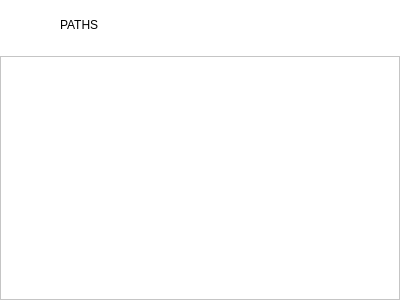
The window that Pages/favoritepage.ui (HTMLProgrammer2001/qtPlayer) describes before a commit, drawn with Qt 5.
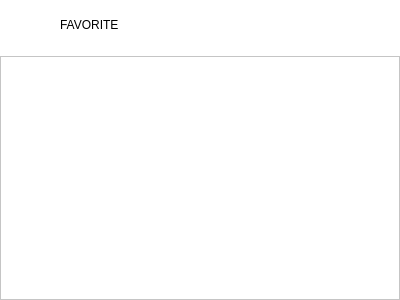
The same window after the commit. Icons and pictures are not drawn. Custom widgets are drawn as their Qt base class.

Commit message: Favorite toggle on main page are ready

What changed in the file:
```diff
--- a/Pages/favoritepage.ui
+++ b/Pages/favoritepage.ui
@@ -97,7 +97,7 @@
 font: 87 16pt &quot;Arial&quot;;</string>
         </property>
         <property name="text">
-         <string>PATHS</string>
+         <string>FAVORITE</string>
         </property>
        </widget>
       </item>
```
The commit also changes 28 other files.
